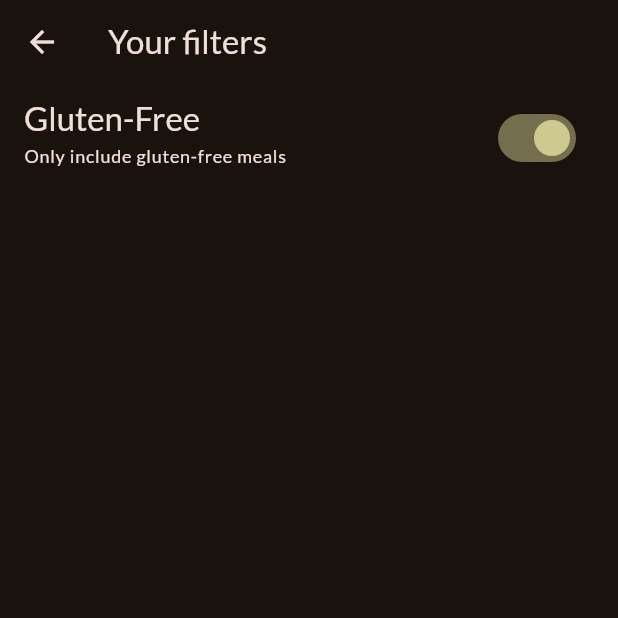
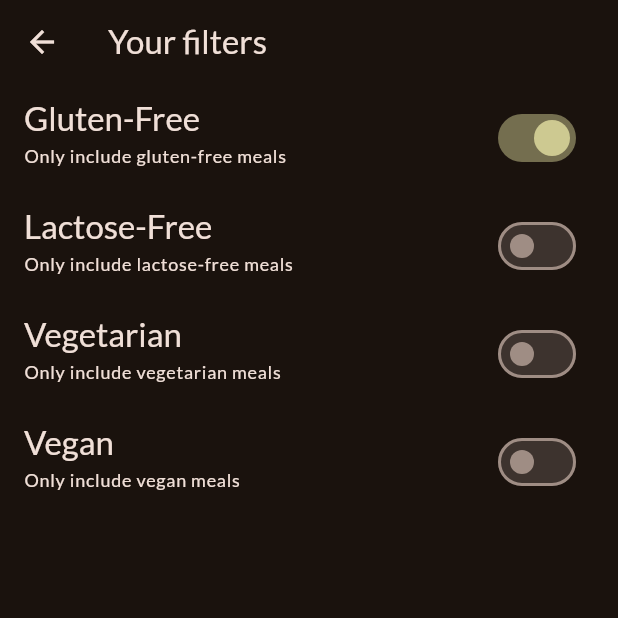
Before and after one commit to MaheshB77/second_app, a Flutter app: the FiltersScreen screen opened directly, after a tap on "Gluten-Free", on a phone screen of 412 x 824 dp, the top half of it. Run offline on Flutter 3.47's test engine with Material 3 defaults, Android fonts, the phone set to English and light mode, and no system bars; our stand-ins replace google_fonts, transparent_image.

Commit message:
Added more filters

```diff
--- a/lib/meals_app/screens/filters_screen.dart
+++ b/lib/meals_app/screens/filters_screen.dart
@@ -9,39 +9,103 @@ class FiltersScreen extends StatefulWidget {
 
 class _FiltersScreenState extends State<FiltersScreen> {
   bool _glutenFreeFilter = false;
+  bool _lactoseFreeFilter = false;
+  bool _vegetarianFilter = false;
+  bool _veganFilter = false;
+
+  void _updateFilter(bool isActive, String filter) {
+    if (filter == 'Gluten-Free') {
+      setState(() {
+        _glutenFreeFilter = isActive;
+      });
+    } else if (filter == 'Lactose-Free') {
+      setState(() {
+        _lactoseFreeFilter = isActive;
+      });
+    } else if (filter == 'Vegetarian') {
+      setState(() {
+        _vegetarianFilter = isActive;
+      });
+    } else if (filter == 'Vegan') {
+      setState(() {
+        _veganFilter = isActive;
+      });
+    }
+  }
 
   @override
   Widget build(BuildContext context) {
-    var theme = Theme.of(context);
     return Scaffold(
       appBar: AppBar(
         title: const Text('Your filters'),
       ),
       body: Column(
         children: [
-          SwitchListTile(
+          FilterTile(
             value: _glutenFreeFilter,
-            onChanged: (isActive) {
-              setState(() {
-                _glutenFreeFilter = isActive;
-              });
-            },
-            title: Text(
-              'Gluten-Free',
-              style: theme.textTheme.titleLarge!.copyWith(
-                color: theme.colorScheme.onBackground,
-              ),
-            ),
-            subtitle: Text(
-              'Only include gluten-free meals',
-              style: theme.textTheme.labelMedium!.copyWith(
-                color: theme.colorScheme.onBackground,
-              ),
-            ),
-            activeColor: theme.colorScheme.tertiary,
+            title: 'Gluten-Free',
+            subtitle: 'Only include gluten-free meals',
+            onUpdateFilter: _updateFilter,
+          ),
+          FilterTile(
+            value: _lactoseFreeFilter,
+            title: 'Lactose-Free',
+            subtitle: 'Only include lactose-free meals',
+            onUpdateFilter: _updateFilter,
+          ),
+          FilterTile(
+            value: _vegetarianFilter,
+            title: 'Vegetarian',
+            subtitle: 'Only include vegetarian meals',
+            onUpdateFilter: _updateFilter,
+          ),
+          FilterTile(
+            value: _veganFilter,
+            title: 'Vegan',
+            subtitle: 'Only include vegan meals',
+            onUpdateFilter: _updateFilter,
           ),
         ],
       ),
     );
   }
 }
+
+class FilterTile extends StatelessWidget {
+  final bool value;
+  final String title;
+  final String subtitle;
+  final void Function(bool isActive, String filter) onUpdateFilter;
+
+  const FilterTile({
+    super.key,
+    required this.value,
+    required this.title,
+    required this.subtitle,
+    required this.onUpdateFilter,
+  });
+
+  @override
+  Widget build(BuildContext context) {
+    var theme = Theme.of(context);
+    return SwitchListTile(
+      value: value,
+      onChanged: (isActive) {
+        onUpdateFilter(isActive, title);
+      },
+      title: Text(
+        title,
+        style: theme.textTheme.titleLarge!.copyWith(
+          color: theme.colorScheme.onBackground,
+        ),
+      ),
+      subtitle: Text(
+        subtitle,
+        style: theme.textTheme.labelMedium!.copyWith(
+          color: theme.colorScheme.onBackground,
+        ),
+      ),
+      activeColor: theme.colorScheme.tertiary,
+    );
+  }
+}
```
